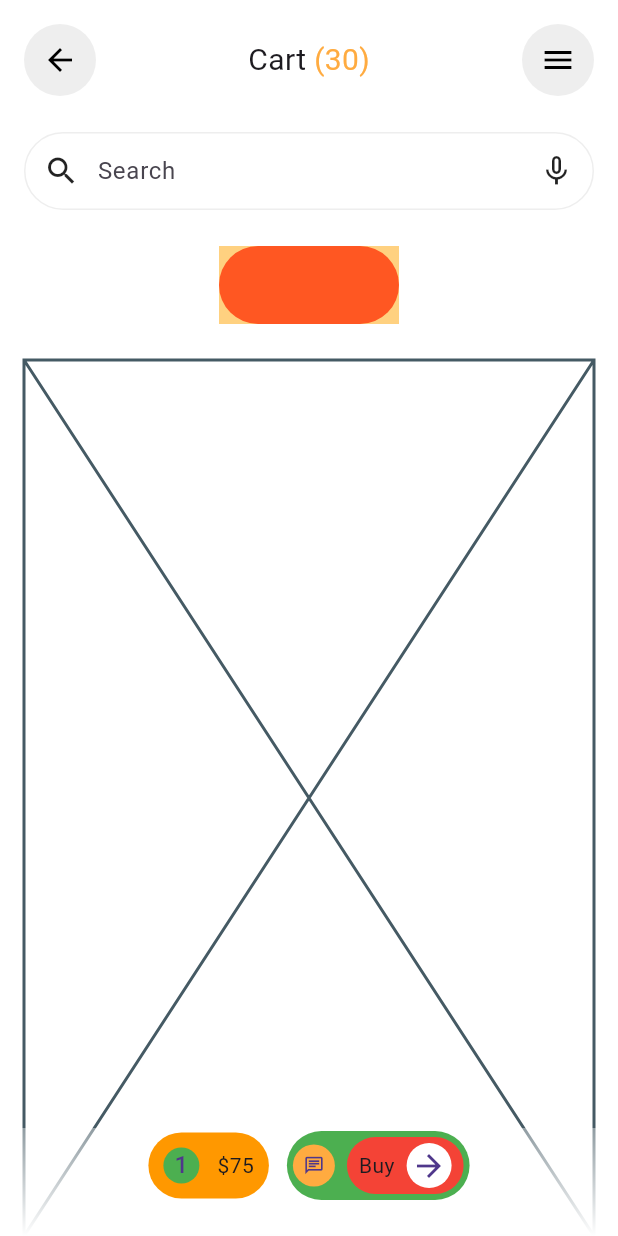
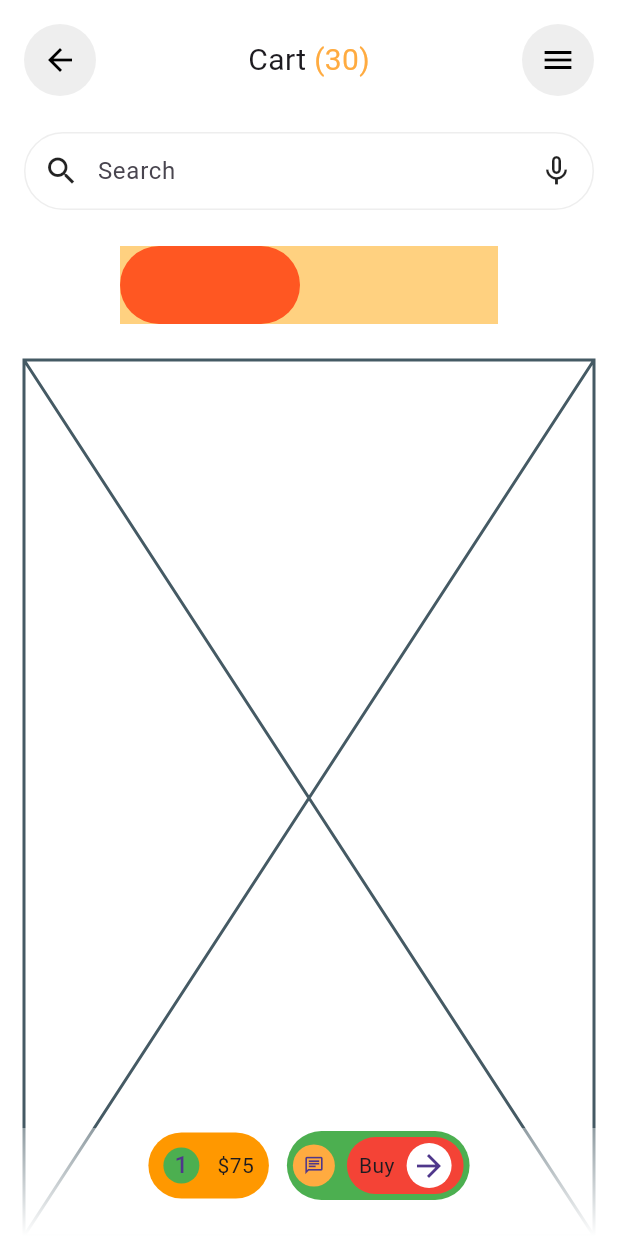
Before and after one commit to JAICHANGPARK/flutter_notebook_chapter_43, a Flutter app: the MarketplaceCartPage screen opened directly, on a phone screen of 412 x 824 dp. Run offline on Flutter 3.47's test engine with Material 3 defaults, Android fonts, the phone set to English and light mode, and no system bars; our stand-ins replace gap, hugeicons.

Commit message:
Update marketplace_cart_page.dart

```diff
--- a/lib/ep2168_marketplace_app/ui/marketplace_cart_page.dart
+++ b/lib/ep2168_marketplace_app/ui/marketplace_cart_page.dart
@@ -94,6 +94,7 @@ class _MarketplaceCartPageState extends State<MarketplaceCartPage> {
                       color: Colors.orangeAccent[100],
                     ),
                     child: Row(
+                      spacing: 12,
                       mainAxisSize: MainAxisSize.min,
                       children: [
                         Container(
@@ -101,6 +102,13 @@ class _MarketplaceCartPageState extends State<MarketplaceCartPage> {
                           decoration: ShapeDecoration(
                             shape: StadiumBorder(),
                             color: Colors.deepOrange,
+                          ),
+                        ),
+                        Container(
+                          width: 120,
+                          decoration: ShapeDecoration(
+                            shape: StadiumBorder(),
+                            // color: Colors.deepOrange,
                           ),
                         ),
                       ],
```
